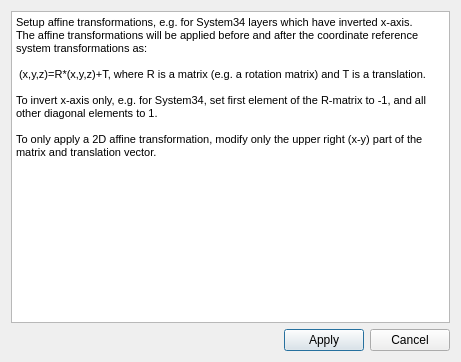
Qt form UI/Dialog_affine.ui (MartinHvidberg/kmstrans_fra_SDFE_SEQ200131) before a commit.
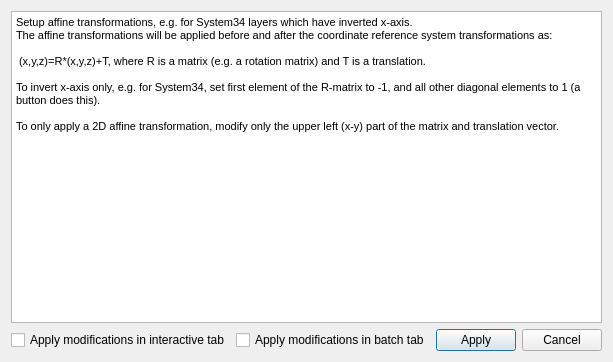
The same form after that commit.

Commit message: Naming refactor and changes to affine setup dialog

```diff
--- a/UI/Dialog_affine.ui
+++ b/UI/Dialog_affine.ui
@@ -6,7 +6,7 @@
    <rect>
     <x>0</x>
     <y>0</y>
-    <width>461</width>
+    <width>567</width>
     <height>362</height>
    </rect>
   </property>
@@ -26,9 +26,9 @@
 &lt;p style=&quot;-qt-paragraph-type:empty; margin-top:0px; margin-bottom:0px; margin-left:0px; margin-right:0px; -qt-block-indent:0; text-indent:0px; font-size:8pt;&quot;&gt;&lt;br /&gt;&lt;/p&gt;
 &lt;p style=&quot; margin-top:0px; margin-bottom:0px; margin-left:0px; margin-right:0px; -qt-block-indent:0; text-indent:0px;&quot;&gt;&lt;span style=&quot; font-size:8pt;&quot;&gt; (x,y,z)=R*(x,y,z)+T, where R is a matrix (e.g. a rotation matrix) and T is a translation.&lt;/span&gt;&lt;/p&gt;
 &lt;p style=&quot;-qt-paragraph-type:empty; margin-top:0px; margin-bottom:0px; margin-left:0px; margin-right:0px; -qt-block-indent:0; text-indent:0px; font-size:8pt;&quot;&gt;&lt;br /&gt;&lt;/p&gt;
-&lt;p style=&quot; margin-top:0px; margin-bottom:0px; margin-left:0px; margin-right:0px; -qt-block-indent:0; text-indent:0px;&quot;&gt;&lt;span style=&quot; font-size:8pt;&quot;&gt;To invert x-axis only, e.g. for System34, set first element of the R-matrix to -1, and all other diagonal elements to 1.&lt;/span&gt;&lt;/p&gt;
+&lt;p style=&quot; margin-top:0px; margin-bottom:0px; margin-left:0px; margin-right:0px; -qt-block-indent:0; text-indent:0px;&quot;&gt;&lt;span style=&quot; font-size:8pt;&quot;&gt;To invert x-axis only, e.g. for System34, set first element of the R-matrix to -1, and all other diagonal elements to 1 (a button does this).&lt;/span&gt;&lt;/p&gt;
 &lt;p style=&quot;-qt-paragraph-type:empty; margin-top:0px; margin-bottom:0px; margin-left:0px; margin-right:0px; -qt-block-indent:0; text-indent:0px; font-size:8pt;&quot;&gt;&lt;br /&gt;&lt;/p&gt;
-&lt;p style=&quot; margin-top:0px; margin-bottom:0px; margin-left:0px; margin-right:0px; -qt-block-indent:0; text-indent:0px;&quot;&gt;&lt;span style=&quot; font-size:8pt;&quot;&gt;To only apply a 2D affine transformation, modify only the upper right (x-y) part of the matrix and translation vector.&lt;/span&gt;&lt;/p&gt;&lt;/body&gt;&lt;/html&gt;</string>
+&lt;p style=&quot; margin-top:0px; margin-bottom:0px; margin-left:0px; margin-right:0px; -qt-block-indent:0; text-indent:0px;&quot;&gt;&lt;span style=&quot; font-size:8pt;&quot;&gt;To only apply a 2D affine transformation, modify only the upper left (x-y) part of the matrix and translation vector.&lt;/span&gt;&lt;/p&gt;&lt;/body&gt;&lt;/html&gt;</string>
      </property>
     </widget>
    </item>
@@ -50,6 +50,20 @@
        </property>
       </spacer>
      </item>
+     <item>
+      <widget class="QCheckBox" name="chb_apply_interactive">
+       <property name="text">
+        <string>Apply modifications in interactive tab</string>
+       </property>
+      </widget>
+     </item>
+     <item>
+      <widget class="QCheckBox" name="chb_apply_f2f">
+       <property name="text">
+        <string>Apply modifications in batch tab</string>
+       </property>
+      </widget>
+     </item>
      <item>
       <widget class="QPushButton" name="bt_apply">
        <property name="text">
```
The commit also changes 16 other files.
